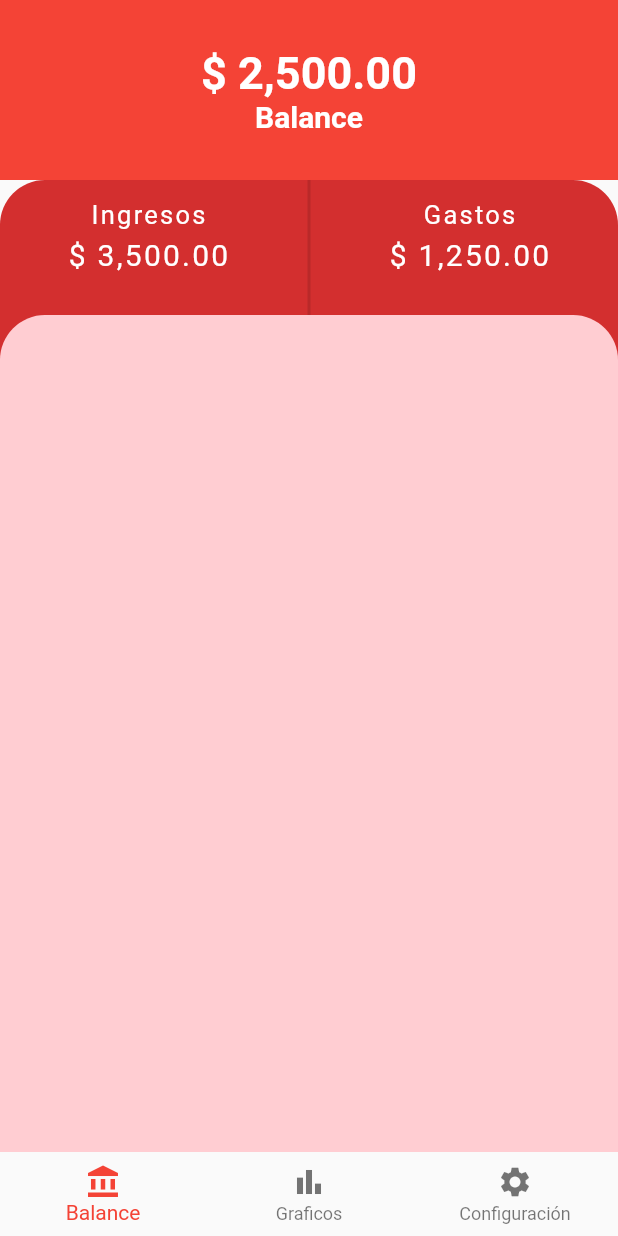
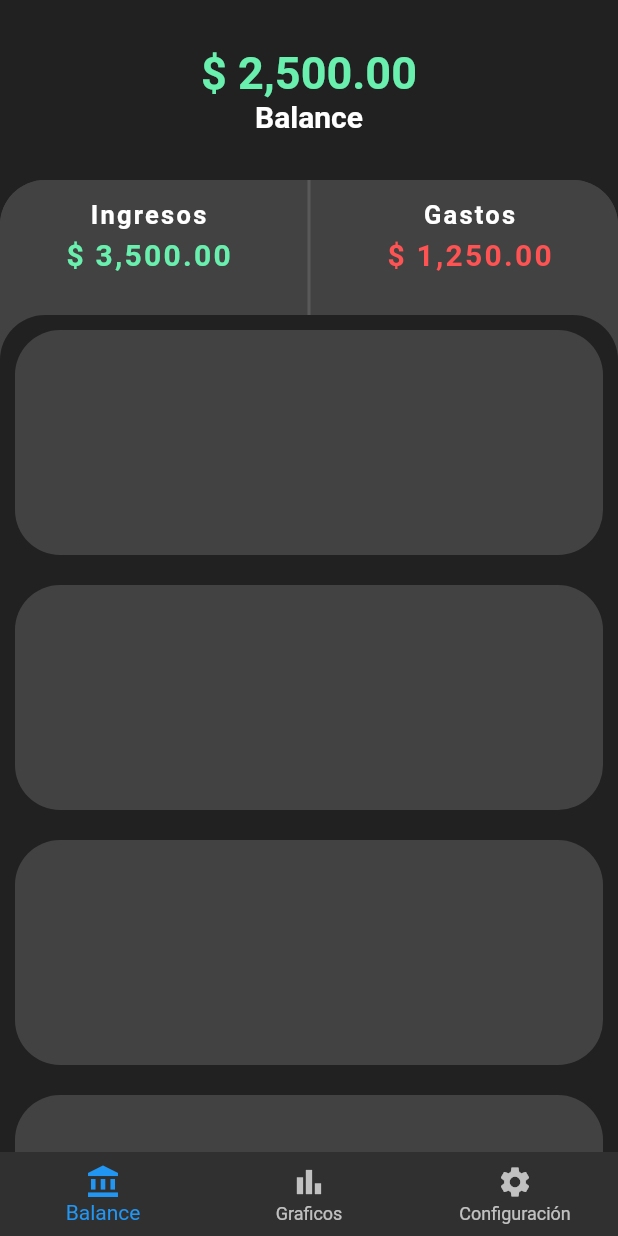
Before and after one commit to DiegoRB2001/balance-moviles, a Flutter app: the screen it shows after launch, on a phone screen of 412 x 824 dp. Run offline on Flutter 3.47's test engine with Material 2 defaults, Android fonts, the phone set to English and light mode, and no system bars.

Commit message:
Agregada funcionalidad de bottomNavBar y diseño

```diff
--- a/lib/main.dart
+++ b/lib/main.dart
@@ -1,8 +1,17 @@
+import 'package:balance/providers/ui_provider.dart';
+import 'package:flutter/material.dart';
+import 'package:provider/provider.dart';
 import 'package:balance/pages/home_page.dart';
-import 'package:flutter/material.dart';
 
 void main() {
-  runApp(const MyApp());
+  runApp(
+    MultiProvider(
+      providers: [
+        ChangeNotifierProvider(create: (_) => UIProvider()),
+      ],
+      child: const MyApp(),
+    ),
+  );
 }
 
 class MyApp extends StatelessWidget {
@@ -14,8 +23,12 @@ class MyApp extends StatelessWidget {
     return MaterialApp(
       title: 'Flutter Demo',
       debugShowCheckedModeBanner: false,
-      theme: ThemeData(
-        primarySwatch: Colors.red,
+      theme: ThemeData.dark().copyWith(
+        appBarTheme: AppBarTheme(backgroundColor: Colors.grey[900]),
+        bottomNavigationBarTheme:
+            const BottomNavigationBarThemeData(selectedItemColor: Colors.blue),
+        scaffoldBackgroundColor: Colors.grey[900],
+        primaryColorDark: Colors.grey[800],
       ),
       initialRoute: 'home',
       routes: {'home': (_) => const HomePage()},
--- a/lib/pages/balance_page.dart
+++ b/lib/pages/balance_page.dart
@@ -1,6 +1,7 @@
-import 'package:balance/widgets/balance_page_wt/back_sheet.dart';
 import 'package:flutter/material.dart';
 import 'dart:math';
+import 'package:balance/widgets/balance_page_wt/front_sheet.dart';
+import 'package:balance/widgets/balance_page_wt/back_sheet.dart';
 
 class BalancePage extends StatefulWidget {
   const BalancePage({super.key});
@@ -50,7 +51,7 @@ class _BalancePageState extends State<BalancePage> {
                 Text(
                   '\$ 2,500.00',
                   style: TextStyle(
-                      color: Colors.white,
+                      color: Colors.greenAccent,
                       fontSize: 30,
                       fontWeight: FontWeight.bold),
                 ),
@@ -73,7 +74,7 @@ class _BalancePageState extends State<BalancePage> {
                 height: 250,
                 decoration: BoxDecoration(
                   color: Theme.of(context).primaryColorDark,
-                  borderRadius: BorderRadius.only(
+                  borderRadius: const BorderRadius.only(
                       topLeft: Radius.circular(30),
                       topRight: Radius.circular(30)),
                 ),
@@ -81,15 +82,7 @@ class _BalancePageState extends State<BalancePage> {
               ),
               Padding(
                 padding: EdgeInsets.only(top: _max),
-                child: Container(
-                  height: 800,
-                  decoration: BoxDecoration(
-                    color: Theme.of(context).primaryColorLight,
-                    borderRadius: BorderRadius.only(
-                        topLeft: Radius.circular(30),
-                        topRight: Radius.circular(30)),
-                  ),
-                ),
+                child: const FrontSheet(),
               )
             ],
           )
--- a/lib/pages/home_page.dart
+++ b/lib/pages/home_page.dart
@@ -1,7 +1,10 @@
 import 'package:balance/pages/balance_page.dart';
 import 'package:balance/pages/charts_page.dart';
+import 'package:balance/pages/settings_page.dart';
+import 'package:balance/providers/ui_provider.dart';
 import 'package:balance/widgets/home_page_wt/custom_navigation_bar.dart';
 import 'package:flutter/material.dart';
+import 'package:provider/provider.dart';
 
 class HomePage extends StatelessWidget {
   const HomePage({super.key});
@@ -20,14 +23,14 @@ class _HomePage extends StatelessWidget {
 
   @override
   Widget build(BuildContext context) {
-    const indiceActual = 0;
-    switch (indiceActual) {
+    final uiProvider = Provider.of<UIProvider>(context);
+    switch (uiProvider.bnbIndex) {
       case 0:
         return BalancePage();
       case 1:
         return ChartsPage();
       default:
-        return BalancePage();
+        return SettingsPage();
     }
   }
 }
--- /dev/null
+++ b/lib/pages/settings_page.dart
@@ -0,0 +1,12 @@
+import 'package:flutter/material.dart';
+
+class SettingsPage extends StatelessWidget {
+  const SettingsPage({super.key});
+
+  @override
+  Widget build(BuildContext context) {
+    return const Center(
+      child: Text('Settings page'),
+    );
+  }
+}
--- /dev/null
+++ b/lib/providers/ui_provider.dart
@@ -0,0 +1,12 @@
+import 'package:flutter/material.dart';
+
+class UIProvider extends ChangeNotifier {
+  int _bnbindex = 0;
+
+  int get bnbIndex => _bnbindex;
+
+  set bnbIndex(int i) {
+    _bnbindex = i;
+    notifyListeners();
+  }
+}
--- /dev/null
+++ b/lib/utils/constants.dart
@@ -0,0 +1,13 @@
+
+import 'package:flutter/cupertino.dart';
+
+class Constants {
+  static sheetBoxDecoration(Color color) {
+    return BoxDecoration(
+        color: color,
+        borderRadius: const BorderRadius.only(
+          topLeft: Radius.circular(30),
+          topRight: Radius.circular(30),
+        ));
+  }
+}
--- a/lib/widgets/balance_page_wt/back_sheet.dart
+++ b/lib/widgets/balance_page_wt/back_sheet.dart
@@ -1,21 +1,23 @@
 import 'package:flutter/material.dart';
+import 'package:balance/utils/constants.dart';
 
 class BackSheet extends StatelessWidget {
   const BackSheet({super.key});
 
   @override
   Widget build(BuildContext context) {
-    _headers(String name, String cantidad) {
+    _headers(String name, String cantidad, Color color) {
       return Column(
         children: [
           Padding(
             padding: const EdgeInsets.only(top: 13, bottom: 5),
             child: Text(
               name,
-              style: TextStyle(
+              style: const TextStyle(
                 fontSize: 17,
                 letterSpacing: 1.5,
-                  color: Theme.of(context).cardColor),
+                fontWeight: FontWeight.bold,
+              ),
             ),
           ),
           Text(
@@ -23,21 +25,28 @@ class BackSheet extends StatelessWidget {
             style: TextStyle(
               fontSize: 20,
               letterSpacing: 1.5,
-                color: Theme.of(context).cardColor),
+              color: color,
+              fontWeight: FontWeight.bold,
+            ),
           )
         ],
       );
     }
 
-    return Row(
+    return Container(
+      height: 250,
+      decoration:
+          Constants.sheetBoxDecoration(Theme.of(context).primaryColorDark),
+      child: Row(
         mainAxisAlignment: MainAxisAlignment.spaceEvenly,
         children: [
-        _headers('Ingresos', '\$ 3,500.00'),
-        VerticalDivider(
+          _headers('Ingresos', '\$ 3,500.00', Colors.greenAccent),
+          const VerticalDivider(
             thickness: 2,
           ),
-        _headers('Gastos', '\$ 1,250.00')
+          _headers('Gastos', '\$ 1,250.00', Colors.redAccent)
         ],
+      ),
     );
   }
 }
--- /dev/null
+++ b/lib/widgets/balance_page_wt/front_sheet.dart
@@ -0,0 +1,28 @@
+import 'package:flutter/material.dart';
+import 'package:balance/utils/constants.dart';
+
+class FrontSheet extends StatelessWidget {
+  const FrontSheet({super.key});
+
+  @override
+  Widget build(BuildContext context) {
+    final _list = List.generate(
+        10,
+        (index) => Padding(
+            padding: const EdgeInsets.all(10),
+            child: Container(
+                height: 150,
+                decoration: BoxDecoration(
+                    borderRadius: BorderRadius.circular(30),
+                    color: Theme.of(context).primaryColorDark))));
+
+    return Container(
+        height: 800,
+        decoration: Constants.sheetBoxDecoration(
+            Theme.of(context).scaffoldBackgroundColor),
+        child: ListView(
+            shrinkWrap: true,
+            physics: const NeverScrollableScrollPhysics(),
+            children: _list));
+  }
+}
--- a/lib/widgets/home_page_wt/custom_navigation_bar.dart
+++ b/lib/widgets/home_page_wt/custom_navigation_bar.dart
@@ -1,16 +1,32 @@
 import 'package:flutter/material.dart';
+import 'package:provider/provider.dart';
+import 'package:balance/providers/ui_provider.dart';
 
 class CustomNavigationBar extends StatelessWidget {
   const CustomNavigationBar({super.key});
 
   @override
   Widget build(BuildContext context) {
-    return BottomNavigationBar(elevation: 0, items: [
-      BottomNavigationBarItem(
-          label: 'Balance', icon: Icon(Icons.account_balance)),
-      BottomNavigationBarItem(label: 'Graficos', icon: Icon(Icons.bar_chart)),
-      BottomNavigationBarItem(
-          label: 'Configuración', icon: Icon(Icons.settings))
-    ]);
+    final uiProvider = Provider.of<UIProvider>(context);
+
+    return BottomNavigationBar(
+      currentIndex: uiProvider.bnbIndex,
+      onTap: (int i) => uiProvider.bnbIndex = i,
+      elevation: 0,
+      items: const [
+        BottomNavigationBarItem(
+          label: 'Balance',
+          icon: Icon(Icons.account_balance),
+        ),
+        BottomNavigationBarItem(
+          label: 'Graficos',
+          icon: Icon(Icons.bar_chart),
+        ),
+        BottomNavigationBarItem(
+          label: 'Configuración',
+          icon: Icon(Icons.settings),
+        ),
+      ],
+    );
   }
 }
--- a/pubspec.yaml
+++ b/pubspec.yaml
@@ -35,6 +35,7 @@ dependencies:
   # The following adds the Cupertino Icons font to your application.
   # Use with the CupertinoIcons class for iOS style icons.
   cupertino_icons: ^1.0.2
+  provider: ^6.0.5
 
 dev_dependencies:
   flutter_test:
```
Also changed, not shown: pubspec.lock. Lines whose indentation alone changed are shown as unchanged.
